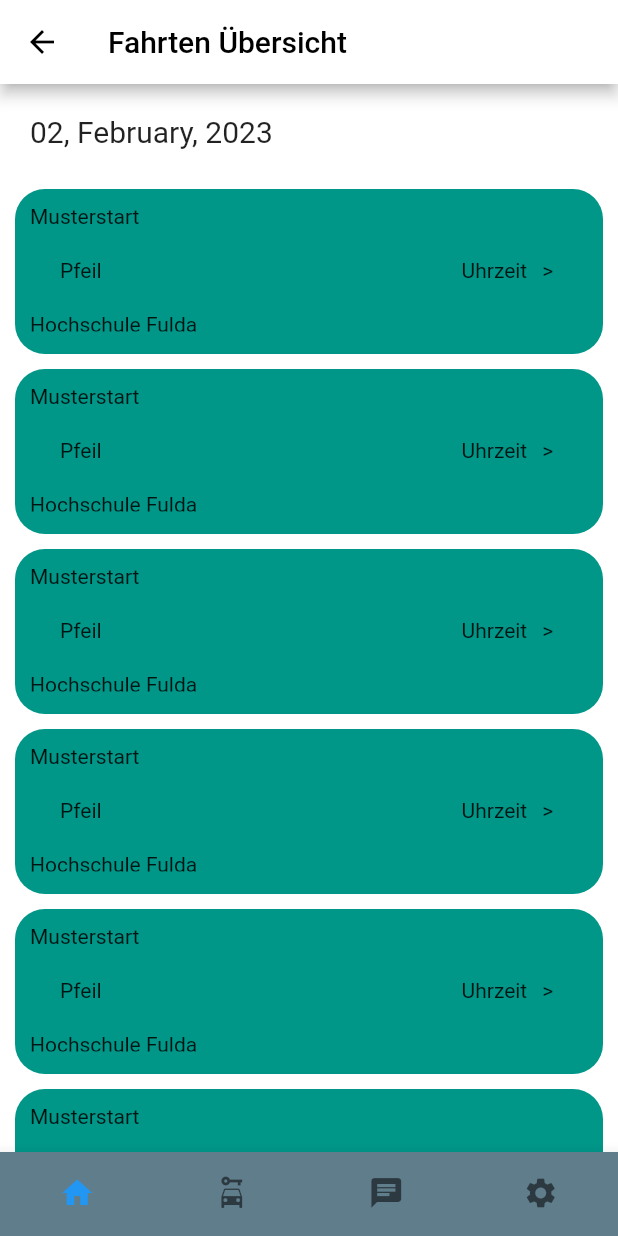
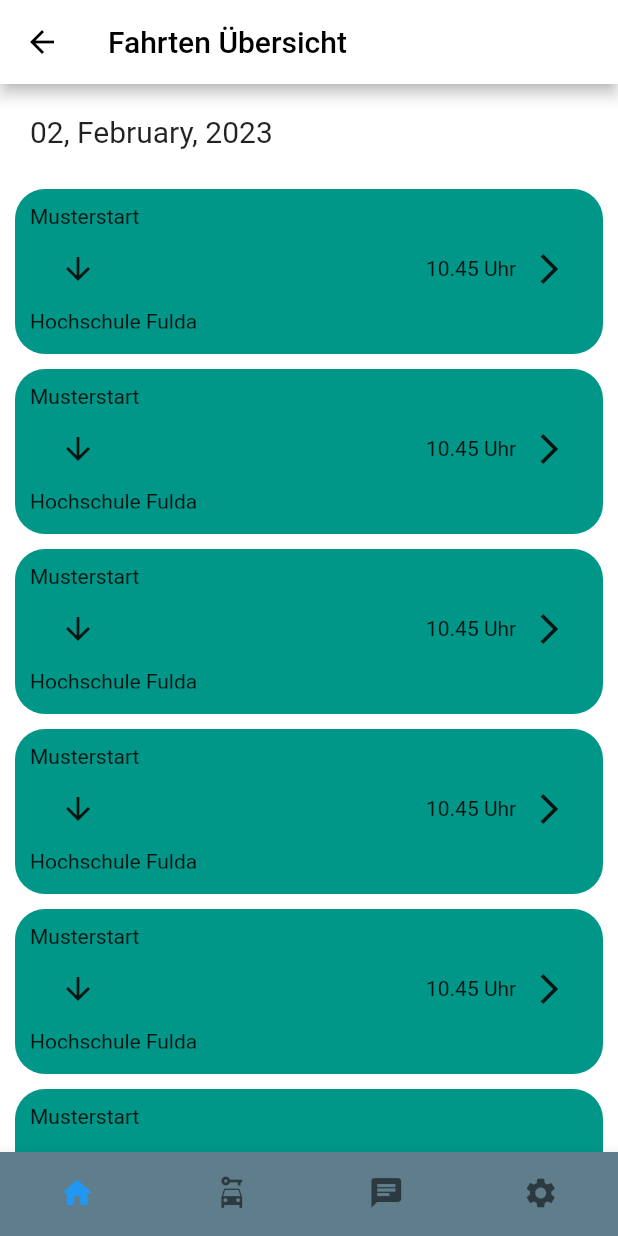
Before and after one commit to MaechtigerMetzger/UniGo, a Flutter app: the FahrtUebersicht screen opened directly, on a phone screen of 412 x 824 dp. Run offline on Flutter 3.47's test engine with Material 2 defaults, Android fonts, the phone set to English and light mode, and no system bars; our stand-ins replace flutter_form_builder, flutter_svg, form_builder_validators, get, google_fonts; missing offline and left inert: open_street_map_search_and_pick.

Commit message:
fahrt_hinzufuegen_screen.dart sowie fahrten_übersicht_screen.dart wurden überarbeitet.

```diff
--- a/lib/screens/auswahl_screen.dart
+++ b/lib/screens/auswahl_screen.dart
@@ -6,6 +6,7 @@ import 'package:unigo_prototyp/screens/login_screen.dart';
 import 'package:unigo_prototyp/screens/profil/profile_screen.dart';
 import 'package:unigo_prototyp/screens/registrieren_screen.dart';
 import 'package:unigo_prototyp/screens/service_screens/list_nutzer_screen.dart';
+import 'package:unigo_prototyp/screens/settings_screen.dart';
 import 'package:unigo_prototyp/widgets/svg_scaffold_widget.dart';
 
 import 'fahrt_hinzufuegen_screen.dart';
--- a/lib/screens/fahrt_hinzufuegen_screen.dart
+++ b/lib/screens/fahrt_hinzufuegen_screen.dart
@@ -243,7 +243,7 @@ class FahrtHinzufuegenScreenI extends StatelessWidget {
                               side: BorderSide(color: Colors.teal),
                             )),
                           ),
-                          child: Text('Autosymbol'),
+                          child: Icon(Icons.car_crash),
                         ),
                       ),
                     ],
@@ -317,7 +317,7 @@ class FahrtHinzufuegenScreenI extends StatelessWidget {
                   borderRadius: BorderRadius.circular(10.0),
                   borderSide: BorderSide(color: Colors.teal),
                 ),
-                hintText: 'Ziel...',
+                hintText: 'Ziel... Hochschule Fulda',
                 isDense: true, // Added this
                 contentPadding: EdgeInsets.all(15),
               ),
--- a/lib/screens/fahrten_übersicht_screen.dart
+++ b/lib/screens/fahrten_übersicht_screen.dart
@@ -3,7 +3,7 @@ import 'package:get/get.dart';
 import 'package:get/get_connect/http/src/utils/utils.dart';
 import 'package:google_fonts/google_fonts.dart';
 import 'package:unigo_prototyp/widgets/svg_scaffold_widget.dart';
-import  'package:intl/intl.dart';
+import 'package:intl/intl.dart';
 
 class FahrtUebersicht extends StatelessWidget {
   const FahrtUebersicht({Key? key}) : super(key: key);
@@ -83,8 +83,9 @@ class FahrtUebersicht extends StatelessWidget {
   }
 
   //Platzhalter für die Karte
-  Container _buildFahrt0() {
-    return Container(
+  InkWell _buildFahrt0() {
+    return InkWell(
+      child: Container(
         decoration: BoxDecoration(
           borderRadius: BorderRadius.circular(20),
           color: Colors.teal,
@@ -103,19 +104,20 @@ class FahrtUebersicht extends StatelessWidget {
               children: [
                 Container(
                   alignment: Alignment.centerLeft,
-                margin: const EdgeInsets.all(20),
-                child: Text('Pfeil'),
+                  margin:
+                  const EdgeInsets.symmetric(horizontal: 20, vertical: 15),
+                  child: Icon(Icons.arrow_downward),
                 ),
                 Container(
                   child: Padding(
-                  padding: const EdgeInsets.only(left: 220),
-                  child: Text('Uhrzeit'),
+                    padding: const EdgeInsets.only(left: 200),
+                    child: Text('10.45 Uhr'),
                   ),
                 ),
                 Container(
                   child: Padding(
                     padding: const EdgeInsets.only(left: 10),
-                  child: Text('>'),
+                    child: Icon(Icons.arrow_forward_ios),
                   ),
                 ),
               ],
@@ -129,12 +131,15 @@ class FahrtUebersicht extends StatelessWidget {
             ),
           ],
         ),
+      ),
+      onTap: () {},
     );
   }
 }
 
-Container _buildFahrt1() {
-  return Container(
+InkWell _buildFahrt1() {
+  return InkWell(
+    child: Container(
       decoration: BoxDecoration(
         borderRadius: BorderRadius.circular(20),
         color: Colors.teal,
@@ -153,19 +158,20 @@ Container _buildFahrt1() {
             children: [
               Container(
                 alignment: Alignment.centerLeft,
-              margin: const EdgeInsets.all(20),
-              child: Text('Pfeil'),
+                margin:
+                const EdgeInsets.symmetric(horizontal: 20, vertical: 15),
+                child: Icon(Icons.arrow_downward),
               ),
               Container(
                 child: Padding(
-                padding: const EdgeInsets.only(left: 220),
-                child: Text('Uhrzeit'),
+                  padding: const EdgeInsets.only(left: 200),
+                  child: Text('10.45 Uhr'),
                 ),
               ),
               Container(
                 child: Padding(
                   padding: const EdgeInsets.only(left: 10),
-                child: Text('>'),
+                  child: Icon(Icons.arrow_forward_ios),
                 ),
               ),
             ],
@@ -179,11 +185,14 @@ Container _buildFahrt1() {
           ),
         ],
       ),
+    ),
+    onTap: () {},
   );
 }
 
-Container _buildFahrt2() {
-  return Container(
+InkWell _buildFahrt2() {
+  return InkWell(
+    child: Container(
       decoration: BoxDecoration(
         borderRadius: BorderRadius.circular(20),
         color: Colors.teal,
@@ -202,19 +211,20 @@ Container _buildFahrt2() {
             children: [
               Container(
                 alignment: Alignment.centerLeft,
-              margin: const EdgeInsets.all(20),
-              child: Text('Pfeil'),
+                margin:
+                const EdgeInsets.symmetric(horizontal: 20, vertical: 15),
+                child: Icon(Icons.arrow_downward),
               ),
               Container(
                 child: Padding(
-                padding: const EdgeInsets.only(left: 220),
-                child: Text('Uhrzeit'),
+                  padding: const EdgeInsets.only(left: 200),
+                  child: Text('10.45 Uhr'),
                 ),
               ),
               Container(
                 child: Padding(
                   padding: const EdgeInsets.only(left: 10),
-                child: Text('>'),
+                  child: Icon(Icons.arrow_forward_ios),
                 ),
               ),
             ],
@@ -228,11 +238,14 @@ Container _buildFahrt2() {
           ),
         ],
       ),
+    ),
+    onTap: () {},
   );
 }
 
-Container _buildFahrt3() {
-  return Container(
+InkWell _buildFahrt3() {
+  return InkWell(
+    child: Container(
       decoration: BoxDecoration(
         borderRadius: BorderRadius.circular(20),
         color: Colors.teal,
@@ -251,19 +264,20 @@ Container _buildFahrt3() {
             children: [
               Container(
                 alignment: Alignment.centerLeft,
-              margin: const EdgeInsets.all(20),
-              child: Text('Pfeil'),
+                margin:
+                const EdgeInsets.symmetric(horizontal: 20, vertical: 15),
+                child: Icon(Icons.arrow_downward),
               ),
               Container(
                 child: Padding(
-                padding: const EdgeInsets.only(left: 220),
-                child: Text('Uhrzeit'),
+                  padding: const EdgeInsets.only(left: 200),
+                  child: Text('10.45 Uhr'),
                 ),
               ),
               Container(
                 child: Padding(
                   padding: const EdgeInsets.only(left: 10),
-                child: Text('>'),
+                  child: Icon(Icons.arrow_forward_ios),
                 ),
               ),
             ],
@@ -277,11 +291,14 @@ Container _buildFahrt3() {
           ),
         ],
       ),
+    ),
+    onTap: () {},
   );
 }
 
-Container _buildFahrt4() {
-  return Container(
+InkWell _buildFahrt4() {
+  return InkWell(
+    child: Container(
       decoration: BoxDecoration(
         borderRadius: BorderRadius.circular(20),
         color: Colors.teal,
@@ -300,19 +317,20 @@ Container _buildFahrt4() {
             children: [
               Container(
                 alignment: Alignment.centerLeft,
-              margin: const EdgeInsets.all(20),
-              child: Text('Pfeil'),
+                margin:
+                const EdgeInsets.symmetric(horizontal: 20, vertical: 15),
+                child: Icon(Icons.arrow_downward),
               ),
               Container(
                 child: Padding(
-                padding: const EdgeInsets.only(left: 220),
-                child: Text('Uhrzeit'),
+                  padding: const EdgeInsets.only(left: 200),
+                  child: Text('10.45 Uhr'),
                 ),
               ),
               Container(
                 child: Padding(
                   padding: const EdgeInsets.only(left: 10),
-                child: Text('>'),
+                  child: Icon(Icons.arrow_forward_ios),
                 ),
               ),
             ],
@@ -326,10 +344,14 @@ Container _buildFahrt4() {
           ),
         ],
       ),
+    ),
+    onTap: () {},
   );
 }
-Container _buildFahrt5() {
-  return Container(
+
+InkWell _buildFahrt5() {
+  return InkWell(
+    child: Container(
       decoration: BoxDecoration(
         borderRadius: BorderRadius.circular(20),
         color: Colors.teal,
@@ -348,19 +370,20 @@ Container _buildFahrt5() {
             children: [
               Container(
                 alignment: Alignment.centerLeft,
-              margin: const EdgeInsets.all(20),
-              child: Text('Pfeil'),
+                margin:
+                    const EdgeInsets.symmetric(horizontal: 20, vertical: 15),
+                child: Icon(Icons.arrow_downward),
               ),
               Container(
                 child: Padding(
-                padding: const EdgeInsets.only(left: 220),
-                child: Text('Uhrzeit'),
+                  padding: const EdgeInsets.only(left: 200),
+                  child: Text('10.45 Uhr'),
                 ),
               ),
               Container(
                 child: Padding(
                   padding: const EdgeInsets.only(left: 10),
-                child: Text('>'),
+                  child: Icon(Icons.arrow_forward_ios),
                 ),
               ),
             ],
@@ -374,5 +397,7 @@ Container _buildFahrt5() {
           ),
         ],
       ),
+    ),
+    onTap: () {},
   );
 }
```
Lines whose indentation alone changed are shown as unchanged.
